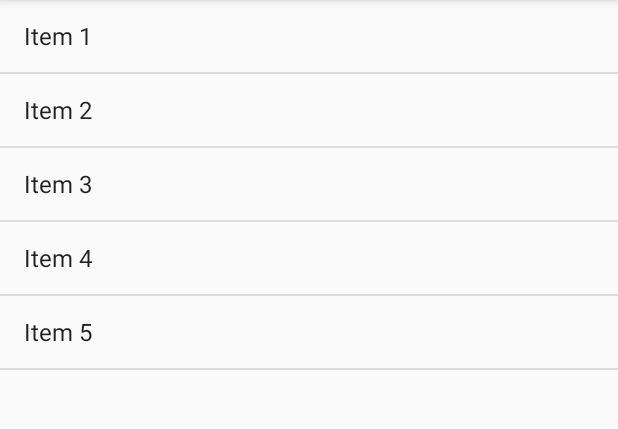
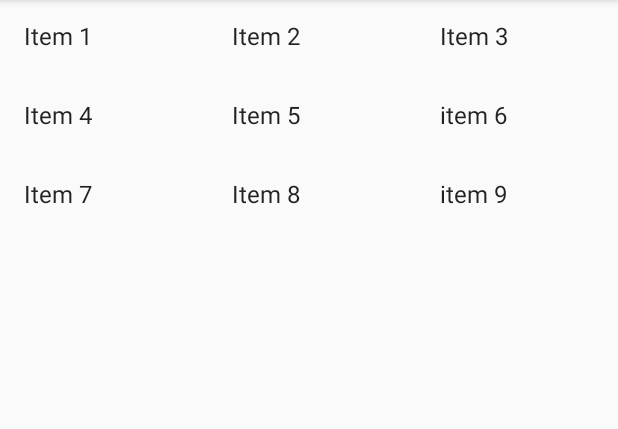
Before and after one commit to KalaiselvanSivakumar/Tutorial-Codes, an Android app: the screen it shows after launch (MainActivity), on a phone screen of 412 x 824 dp, the part 84-513 px from its top. Run offline under Robolectric (Android 15) with nearby library versions, the phone set to English and light mode, and no system bars.

Commit message:
User Interface Layouts: Grid View and dynamic construction

```diff
--- a/Applications/Android/Android_Programming_Succinctly/Chapter4_UserInterfaceLayouts/app/src/main/java/com/blueflame/chapter4_userinterfacelayouts/MainActivity.java
+++ b/Applications/Android/Android_Programming_Succinctly/Chapter4_UserInterfaceLayouts/app/src/main/java/com/blueflame/chapter4_userinterfacelayouts/MainActivity.java
@@ -3,6 +3,7 @@ package com.blueflame.chapter4_userinterfacelayouts;
 import android.app.Activity;
 import android.os.Bundle;
 import android.widget.ArrayAdapter;
+import android.widget.GridView;
 import android.widget.ListView;
 
 public class MainActivity extends Activity {
@@ -10,14 +11,25 @@ public class MainActivity extends Activity {
 	@Override
 	protected void onCreate(Bundle savedInstanceState) {
 		super.onCreate(savedInstanceState);
-//        setContentView(R.layout.activity_main);
+		// Normal Linear Layout
+        /*
+		setContentView(R.layout.activity_main);
+		*/
 
-		setContentView(R.layout.activity_listview);
+
+
+        // List View
+//		setContentView(R.layout.activity_listview);
+
+		// Grid View
+		setContentView(R.layout.activity_gridview);
 
 		// Data set for ListView
 		String[] data = new String[]
 				{
-						"Item 1", "Item 2", "Item 3", "Item 4", "Item 5"
+						"Item 1", "Item 2", "Item 3",
+						"Item 4", "Item 5", "item 6",
+						"Item 7", "Item 8", "item 9"
 				};
 
 		// Data set passed to Adapter to create View objects
@@ -25,7 +37,13 @@ public class MainActivity extends Activity {
 				new ArrayAdapter<>(this, android.R.layout.simple_list_item_1, data);
 
 		// Passing adapter to the layout (ListView)
-        ListView listView = findViewById(R.id.listView);
-        listView.setAdapter(adapter);
+		// List View
+//        ListView listView = findViewById(R.id.listView);
+//        listView.setAdapter(adapter);
+
+		// Grid View
+		GridView gridView = findViewById(R.id.gridView);
+		gridView.setAdapter(adapter);
+
 	}
 }
--- /dev/null
+++ b/Applications/Android/Android_Programming_Succinctly/Chapter4_UserInterfaceLayouts/app/src/main/res/layout/activity_gridview.xml
@@ -0,0 +1,10 @@
+<?xml version="1.0" encoding="utf-8"?>
+<GridView xmlns:android="http://schemas.android.com/apk/res/android"
+	android:id="@+id/gridView"
+	android:layout_width="match_parent"
+	android:layout_height="match_parent"
+	android:columnWidth="100dp"
+	android:numColumns="auto_fit"
+	android:verticalSpacing="5dp"
+	android:horizontalSpacing="5dp"
+	android:stretchMode="columnWidth" />
```
